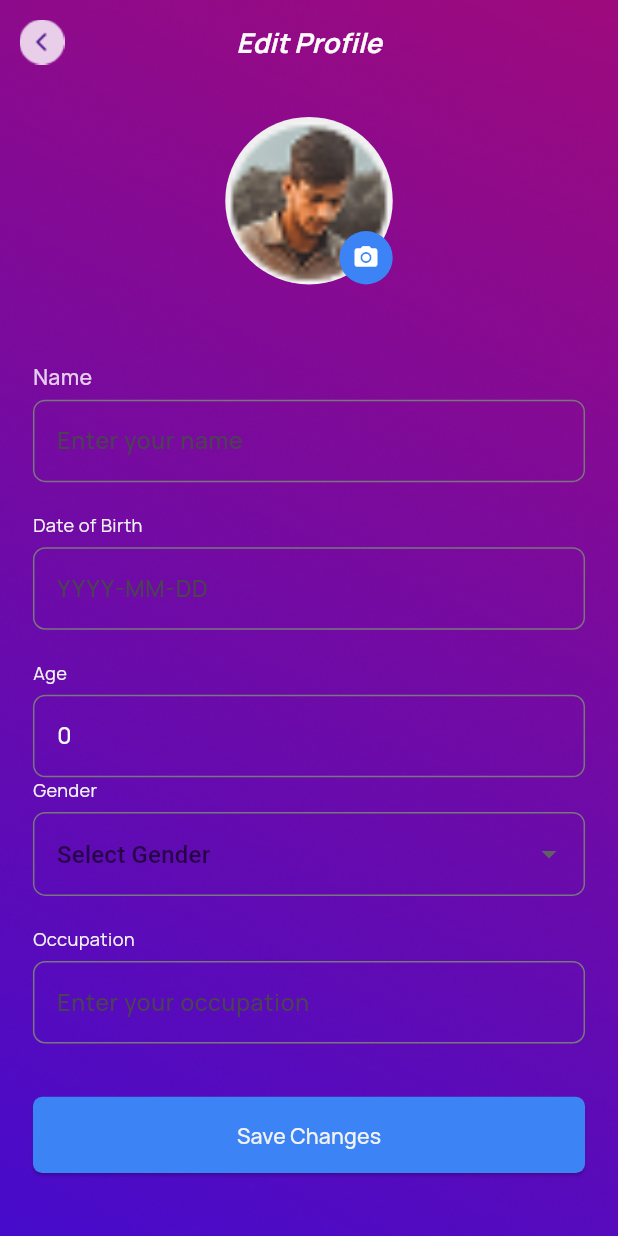
After one commit to MASUDALAM234970/LifeNest, a Flutter app: the EditProfileScreen screen opened directly, after a tap on the "camera alt" icon, on a phone screen of 412 x 824 dp. The commit adds this screen. Run offline on Flutter 3.47's test engine with Material 3 defaults, Android fonts, the phone set to English and light mode, and no system bars; our stand-ins replace audioplayers, firebase_auth, firebase_core, flutter_screenutil, flutter_secure_storage, flutter_tts and 7 more; missing offline and left inert: animated_text_effects, country_picker_pro, scribble; accounts and stored records are empty.

Commit message:
Edit profile picture Implementation

```diff
--- a/lib/app/feature/profile/controller/ProfileController.dart
+++ b/lib/app/feature/profile/controller/ProfileController.dart
@@ -1,5 +1,9 @@
+import 'dart:io';
+
+import 'package:flutter/cupertino.dart';
 import 'package:flutter_secure_storage/flutter_secure_storage.dart';
 import 'package:get/get.dart';
+import 'package:image_picker/image_picker.dart';
 
 import '../../../core/conts/endpoints.dart';
 import '../../../core/networks/api_client.dart';
@@ -7,17 +11,26 @@ import '../../../routes/routes_name.dart';
 import '../screens/UserProfile.dart';
 
 class ProfileController extends GetxController {
-  final FlutterSecureStorage _storage =
-  const FlutterSecureStorage();
+  final FlutterSecureStorage _storage = const FlutterSecureStorage();
   final Rxn<UserProfile> userProfile = Rxn<UserProfile>();
 
   final RxBool isLoading = false.obs;
+  final ImagePicker _picker = ImagePicker();
+
+  final Rxn<File> selectedProfileImage = Rxn<File>();
+  final nameController = TextEditingController();
+  final dobController = TextEditingController();
+  final ageController = TextEditingController();
+  final occupationController = TextEditingController();
+
+  final RxString gender = "".obs;
 
   @override
   void onInit() {
     super.onInit();
     profile();
   }
+
   Future<void> profile({bool forceRefresh = false}) async {
     // Data already loaded থাকলে আবার API call করবে না
     if (!forceRefresh && userProfile.value != null) {
@@ -33,30 +46,173 @@ class ProfileController extends GetxController {
       );
 
       if (response["success"] == true) {
-        userProfile.value = UserProfile.fromJson(
-          response["data"],
+        userProfile.value = UserProfile.fromJson(response["data"]);
+
+        nameController.text = userProfile.value?.name ?? "";
+
+        dobController.text = userProfile.value?.dateOfBirth ?? "";
+        ageController.text = userProfile.value?.age?.toString() ?? "";
+        occupationController.text = userProfile.value?.occupation ?? "";
+
+        gender.value = userProfile.value?.gender ?? "";
+      } else {
+        Get.snackbar("Error", response["message"] ?? "Failed to load profile");
+      }
+    } catch (e) {
+      print("Profile Error: $e");
+
+      Get.snackbar("Error", "Failed to load profile");
+    } finally {
+      isLoading.value = false;
+    }
+  }
+
+  // Future<void> updateProfile() async {
+  //   try {
+  //     isLoading.value = true;
+  //
+  //     final body = {
+  //       "name": nameController.text.trim(),
+  //       "date_of_birth": dobController.text.trim(),
+  //       "age": int.tryParse(ageController.text.trim()),
+  //       "gender": gender.value,
+  //       "occupation": occupationController.text.trim(),
+  //     };
+  //
+  //     print("Update Profile Request: $body");
+  //
+  //     final response = await ApiClient.instance.put(
+  //       Endpoints.profile,
+  //       auth: true,
+  //       body: body,
+  //     );
+  //
+  //     print("Update Profile Response: $response");
+  //
+  //     if (response["success"] == true) {
+  //       Get.snackbar(
+  //         "Success",
+  //         response["message"] ?? "Profile updated successfully",
+  //         snackPosition: SnackPosition.TOP,
+  //       );
+  //
+  //       // নতুন data আবার load করবে
+  //       await profile(forceRefresh: true);
+  //
+  //       // Edit page থেকে Profile page-এ ফিরে যাবে
+  //       // Get.offAllNamed(RoutesName.home);
+  //     } else {
+  //       Get.snackbar(
+  //         "Error",
+  //         response["message"] ?? "Profile update failed",
+  //         snackPosition: SnackPosition.TOP,
+  //       );
+  //     }
+  //   } catch (e) {
+  //     print("Update Profile Error: $e");
+  //
+  //     Get.snackbar(
+  //       "Error",
+  //       "Failed to update profile",
+  //       snackPosition: SnackPosition.TOP,
+  //     );
+  //   } finally {
+  //     isLoading.value = false;
+  //   }
+  // }
+
+
+
+  Future<void> pickProfileImage() async {
+    try {
+      final XFile? image = await _picker.pickImage(
+        source: ImageSource.gallery,
+        imageQuality: 80,
+        maxWidth: 1080,
+        maxHeight: 1080,
+      );
+
+      if (image != null) {
+        selectedProfileImage.value = File(image.path);
+
+        print(
+          "Selected Profile Image: ${selectedProfileImage.value!.path}",
+        );
+      }
+    } catch (e) {
+      print("Pick Image Error: $e");
+
+      Get.snackbar(
+        "Error",
+        "Failed to select image",
+        snackPosition: SnackPosition.TOP,
+      );
+    }
+  }
+
+  Future<void> updateProfile() async {
+    try {
+      isLoading.value = true;
+
+      final fields = {
+        "name": nameController.text.trim(),
+        "date_of_birth": dobController.text.trim(),
+        "age": ageController.text.trim(),
+        "gender": gender.value,
+        "occupation": occupationController.text.trim(),
+      };
+
+      print("Update Profile Fields: $fields");
+
+      print(
+        "Selected Image: ${selectedProfileImage.value?.path ?? "No Image"}",
+      );
+
+      final response = await ApiClient.instance.putMultipart(
+        Endpoints.profile,
+        auth: true,
+        fields: fields,
+        filePath: selectedProfileImage.value?.path,
+        fileField: "profile_picture",
+      );
+
+      print("Update Profile Response: $response");
+
+      if (response["success"] == true) {
+        // Backend থেকে নতুন profile আবার load
+        await profile(forceRefresh: true);
+
+        // Selected local image clear
+        selectedProfileImage.value = null;
+
+        Get.snackbar(
+          "Success",
+          response["message"] ?? "Profile updated successfully",
+          snackPosition: SnackPosition.TOP,
         );
       } else {
         Get.snackbar(
           "Error",
-          response["message"] ?? "Failed to load profile",
+          response["message"] ?? "Profile update failed",
+          snackPosition: SnackPosition.TOP,
         );
       }
     } catch (e) {
-      print("Profile Error: $e");
+      print("Update Profile Error: $e");
 
       Get.snackbar(
         "Error",
-        "Failed to load profile",
+        "Failed to update profile",
+        snackPosition: SnackPosition.TOP,
       );
     } finally {
       isLoading.value = false;
     }
   }
+
   Future<void> logout() async {
     try {
-      final refreshToken =
-      await _storage.read(key: "refresh_token");
+      final refreshToken = await _storage.read(key: "refresh_token");
 
       if (refreshToken == null || refreshToken.isEmpty) {
         Get.snackbar("Error", "Refresh token is missing");
@@ -66,26 +222,18 @@ class ProfileController extends GetxController {
       final response = await ApiClient.instance.post(
         Endpoints.logout,
         auth: true,
-        body: {
-          "refresh": refreshToken,
-        },
+        body: {"refresh": refreshToken},
       );
 
       if (response["success"] == true) {
         await _storage.delete(key: "access_token");
         await _storage.delete(key: "refresh_token");
 
-        Get.snackbar(
-          "Success",
-          response["message"] ?? "Logout successful",
-        );
+        Get.snackbar("Success", response["message"] ?? "Logout successful");
 
         Get.offAllNamed(RoutesName.login);
       } else {
-        Get.snackbar(
-          "Error",
-          response["message"] ?? "Logout failed",
-        );
+        Get.snackbar("Error", response["message"] ?? "Logout failed");
       }
     } catch (e) {
       Get.snackbar("Error", e.toString());
--- /dev/null
+++ b/lib/app/feature/profile/screens/EditProfileScreen.dart
@@ -0,0 +1,257 @@
+import 'package:flutter/material.dart';
+import 'package:flutter_screenutil/flutter_screenutil.dart';
+import 'package:get/get.dart';
+
+import '../../../constant/app_text_style.dart';
+import '../../../core/conts/endpoints.dart';
+import '../controller/ProfileController.dart';
+
+class EditProfileScreen extends StatelessWidget {
+  EditProfileScreen({super.key});
+
+  final ProfileController controller = Get.find<ProfileController>();
+
+  @override
+  Widget build(BuildContext context) {
+    return Scaffold(
+      appBar: AppBar(
+        leading: IconButton(
+          onPressed: () => Get.back(),
+          icon: Image.asset("assets/image/arrow/arrow.png"),
+        ),
+
+        backgroundColor: Colors.transparent,
+        elevation: 0,
+        title: Text("Edit Profile", style: AppTextStyle.mango70018cur),
+        centerTitle: true,
+        // centerTitle: true,
+      ),
+
+      body: SingleChildScrollView(
+        padding: EdgeInsets.all(20.w),
+        child: Column(
+          crossAxisAlignment: CrossAxisAlignment.start,
+          children: [
+
+            Obx(() {
+              final selectedImage = controller.selectedProfileImage.value;
+              final profileImage =
+                  controller.userProfile.value?.profilePictureUrl ?? "";
+              print(
+                "PROFILE IMAGE URL: ${controller.userProfile.value?.profilePictureUrl}",
+              );
+              return Center(
+                child: Stack(
+                  children: [
+                    CircleAvatar(
+                      radius: 55.r,
+                      backgroundColor: Colors.grey.shade200,
+                      child: ClipOval(
+                        child: selectedImage != null
+                            ? Image.file(
+                          selectedImage,
+                          width: 110.r,
+                          height: 110.r,
+                          fit: BoxFit.cover,
+                        )
+                            : profileImage.isNotEmpty
+                            ? Image.network(
+                          profileImage,
+                          key: ValueKey(profileImage),
+                          width: 110.r,
+                          height: 110.r,
+                          fit: BoxFit.cover,
+                          errorBuilder: (
+                              context,
+                              error,
+                              stackTrace,
+                              ) {
+                            return Image.asset(
+                              "assets/image/home/profile.png",
+                              width: 110.r,
+                              height: 110.r,
+                              fit: BoxFit.cover,
+                            );
+                          },
+                        )
+                            : Image.asset(
+                          "assets/image/home/profile.png",
+                          width: 110.r,
+                          height: 110.r,
+                          fit: BoxFit.cover,
+                        ),
+                      ),
+                    ),
+
+                    Positioned(
+                      right: 0,
+                      bottom: 0,
+                      child: GestureDetector(
+                        onTap: () async {
+                          await controller.pickProfileImage();
+                        },
+                        child: Container(
+                          width: 35.r,
+                          height: 35.r,
+                          decoration: const BoxDecoration(
+                            color: Color(0xff3C83F6),
+                            shape: BoxShape.circle,
+                          ),
+                          child: const Icon(
+                            Icons.camera_alt,
+                            color: Colors.white,
+                            size: 18,
+                          ),
+                        ),
+                      ),
+                    ),
+                  ],
+                ),
+              );
+            }),
+
+            SizedBox(height: 25.h),
+
+            SizedBox(height: 25.h),
+
+
+
+            /// Name
+            Text("Name", style: AppTextStyle.mango50012dont),
+
+            SizedBox(height: 6.h),
+            TextField(
+              controller: controller.nameController,
+              style: AppTextStyle.mango50010FAFAFA,
+              decoration: InputDecoration(
+                hintText: "Enter your name",
+                border: OutlineInputBorder(
+                  borderRadius: BorderRadius.circular(8.r),
+                ),
+              ),
+            ),
+
+            SizedBox(height: 20.h),
+
+            /// Date of Birth
+            Text("Date of Birth", style: AppTextStyle.mango40012email),
+
+            SizedBox(height: 6.h),
+
+            TextField(
+              controller: controller.dobController,
+              style: AppTextStyle.mango50010FAFAFA,
+              decoration: InputDecoration(
+                hintText: "YYYY-MM-DD",
+                border: OutlineInputBorder(
+                  borderRadius: BorderRadius.circular(8.r),
+                ),
+              ),
+            ),
+
+            SizedBox(height: 20.h),
+
+            //Age
+            Text("Age", style: AppTextStyle.mango40012email),
+
+            SizedBox(height: 6.h),
+
+            TextField(
+              style: AppTextStyle.mango50010FAFAFA,
+              readOnly: true,
+              controller: TextEditingController(
+                text: controller.userProfile.value?.age.toString() ?? "",
+              ),
+              decoration: InputDecoration(
+                hintText: "Age",
+                border: OutlineInputBorder(
+                  borderRadius: BorderRadius.circular(8.r),
+                ),
+              ),
+            ),
+
+            /// Gender
+            Text("Gender", style: AppTextStyle.mango40012email),
+
+            SizedBox(height: 6.h),
+
+            Obx(
+              () => DropdownButtonFormField<String>(
+                value: controller.gender.value.isEmpty
+                    ? null
+                    : controller.gender.value,
+
+                decoration: InputDecoration(
+
+                  hintText: "Select Gender",
+                  border: OutlineInputBorder(
+                    borderRadius: BorderRadius.circular(8.r),
+                  ),
+                ),
+
+                items: const [
+                  DropdownMenuItem(value: "male", child: Text("Male")),
+                  DropdownMenuItem(value: "female", child: Text("Female")),
+                  DropdownMenuItem(value: "other", child: Text("Other")),
+                ],
+
+                onChanged: (value) {
+                  if (value != null) {
+                    controller.gender.value = value;
+                  }
+                },
+              ),
+            ),
+
+            SizedBox(height: 20.h),
+
+            /// Occupation
+            Text("Occupation", style: AppTextStyle.mango40012email),
+
+            SizedBox(height: 6.h),
+
+            TextField(
+              style: AppTextStyle.mango50010FAFAFA,
+              controller: controller.occupationController,
+              decoration: InputDecoration(
+                hintText: "Enter your occupation",
+                border: OutlineInputBorder(
+                  borderRadius: BorderRadius.circular(8.r),
+                ),
+              ),
+            ),
+
+            SizedBox(height: 35.h),
+
+            /// Save Button
+            Obx(
+              () => SizedBox(
+                width: double.infinity,
+                height: 50.h,
+                child: ElevatedButton(
+                  onPressed: controller.isLoading.value
+                      ? null
+                      : controller.updateProfile,
+
+                  style: ElevatedButton.styleFrom(
+                    backgroundColor: const Color(0xff3C83F6),
+                    shape: RoundedRectangleBorder(
+                      borderRadius: BorderRadius.circular(6.r),
+                    ),
+                  ),
+
+                  child: controller.isLoading.value
+                      ? const CircularProgressIndicator(color: Colors.white)
+                      : Text(
+                          "Save Changes",
+                          style: AppTextStyle.mango50014signIn,
+                        ),
+                ),
+              ),
+            ),
+          ],
+        ),
+      ),
+    );
+  }
+}
--- a/pubspec.yaml
+++ b/pubspec.yaml
@@ -21,7 +21,7 @@ dependencies:
   get:
   flutter_typeahead:
 # School logo upload এর জন্য
-  image_picker:
+  image_picker: ^1.2.3
   easy_stepper: ^1.0.1
   country_picker_pro: ^0.0.5
   flutter_lints: ^6.0.0
```
Also changed, not shown: lib/app/core/networks/api_client.dart (+64 -0 lines), lib/app/feature/home/screens/home.dart (+20 -12 lines), lib/app/feature/profile/screens/ProfileScreen.dart (+10 -6 lines).
